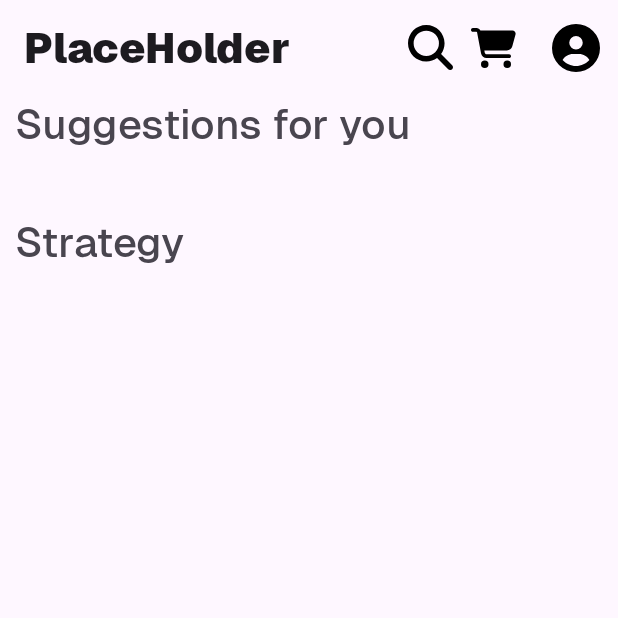
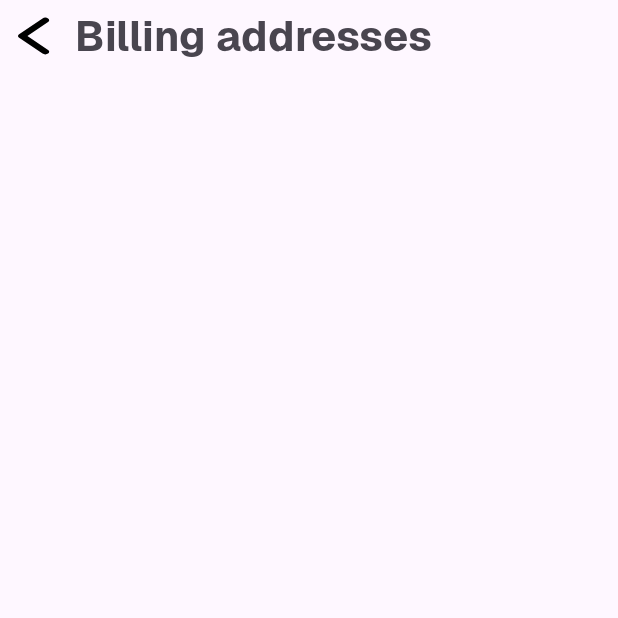
Before and after one commit to Hiromy24/AppPedidosAndroid, an Android app: the screen it shows after launch (MainActivity before the commit, AddressesActivity after it), on a phone screen of 412 x 824 dp, the top half of it. Run offline under Robolectric (Android 15) with nearby library versions, the light colour scheme and no system bars.

Commit message:
update todo

```diff
--- /dev/null
+++ b/app/src/main/java/com/example/apppedidosandroid/AddressesActivity.java
@@ -0,0 +1,28 @@
+package com.example.apppedidosandroid;
+
+import android.os.Bundle;
+
+import androidx.activity.EdgeToEdge;
+import androidx.appcompat.app.AppCompatActivity;
+import androidx.core.graphics.Insets;
+import androidx.core.view.ViewCompat;
+import androidx.core.view.WindowInsetsCompat;
+
+import com.google.android.material.appbar.MaterialToolbar;
+
+public class AddressesActivity extends AppCompatActivity {
+
+    MaterialToolbar topAppBar;
+
+    @Override
+    protected void onCreate(Bundle savedInstanceState) {
+        super.onCreate(savedInstanceState);
+        EdgeToEdge.enable(this);
+        setContentView(R.layout.activity_addresses);
+        ViewCompat.setOnApplyWindowInsetsListener(findViewById(R.id.main), (v, insets) -> {
+            Insets systemBars = insets.getInsets(WindowInsetsCompat.Type.systemBars());
+            v.setPadding(systemBars.left, systemBars.top, systemBars.right, systemBars.bottom);
+            return insets;
+        });
+    }
+}
--- /dev/null
+++ b/app/src/main/res/drawable/chevron_left_solid.xml
@@ -0,0 +1,9 @@
+<vector xmlns:android="http://schemas.android.com/apk/res/android"
+    android:width="26dp"
+    android:height="28dp"
+    android:viewportWidth="320"
+    android:viewportHeight="512">
+  <path
+      android:fillColor="#FF000000"
+      android:pathData="M9.4,233.4c-12.5,12.5 -12.5,32.8 0,45.3l192,192c12.5,12.5 32.8,12.5 45.3,0s12.5,-32.8 0,-45.3L77.3,256 246.6,86.6c12.5,-12.5 12.5,-32.8 0,-45.3s-32.8,-12.5 -45.3,0l-192,192z"/>
+</vector>
--- a/app/src/main/res/layout/activity_direction.xml
+++ b/app/src/main/res/layout/activity_addresses.xml
@@ -1,9 +1,12 @@
 <?xml version="1.0" encoding="utf-8"?>
 <LinearLayout xmlns:android="http://schemas.android.com/apk/res/android"
     xmlns:app="http://schemas.android.com/apk/res-auto"
+    xmlns:tools="http://schemas.android.com/tools"
+    android:id="@+id/main"
     android:layout_width="match_parent"
     android:layout_height="match_parent"
-    android:orientation="vertical">
+    android:orientation="vertical"
+    tools:context=".AddressesActivity">
 
     <LinearLayout
         android:layout_width="match_parent"
@@ -13,23 +16,24 @@
 
         <ImageButton
             android:id="@+id/imageButton"
-            android:layout_width="0dp"
+            android:layout_width="wrap_content"
             android:layout_height="wrap_content"
-            android:layout_weight="1"
             android:backgroundTint="#00FFFFFF"
-            android:rotation="-180"
-            app:srcCompat="@drawable/chevron_right_solid" />
+            app:srcCompat="@drawable/chevron_left_solid" />
 
         <TextView
             android:id="@+id/textView4"
             android:layout_width="wrap_content"
             android:layout_height="wrap_content"
-            android:layout_marginEnd="200dp"
             android:layout_weight="1"
-            android:text="@string/billing" />
+            android:fontFamily="@font/geist_bold"
+            android:text="@string/myDirections"
+            android:textSize="@dimen/h2" />
     </LinearLayout>
 
     <androidx.recyclerview.widget.RecyclerView
+        android:id="@+id/itemRecyclerView"
         android:layout_width="match_parent"
         android:layout_height="match_parent" />
+
 </LinearLayout>
--- a/app/src/main/res/values/strings.xml
+++ b/app/src/main/res/values/strings.xml
@@ -14,13 +14,16 @@
     <string name="register">Register</string>
     <string name="addDirections">Add New Direction</string>
     <string name="directions">Directions</string>
-    <string name="billing">Billing adress</string>
+    <string name="billing">Billing address</string>
     <string name="app_title">PlaceHolder</string>
     <string name="strategy">Strategy</string>
     <string name="foryou">Suggestions for you</string>
     <string name="SearchIconDescription">Search for a product</string>
     <string name="CartIconDescription">Look the cart products</string>
     <string name="ProfileIconDescription">Open your profile</string>
+    <string name="back">Go back</string>
+    <string name="myDirections">Billing addresses</string>
     <string name="placeholder">Placeholder</string>
+    <string name="edit">Edit</string>
 
 </resources>
```
Also changed, not shown: app/src/main/AndroidManifest.xml (+8 -4 lines), app/src/main/res/drawable/map_location_dot_solid.xml (added, +9 -0 lines), app/src/main/res/layout/addresses_item.xml (added, +74 -0 lines).
